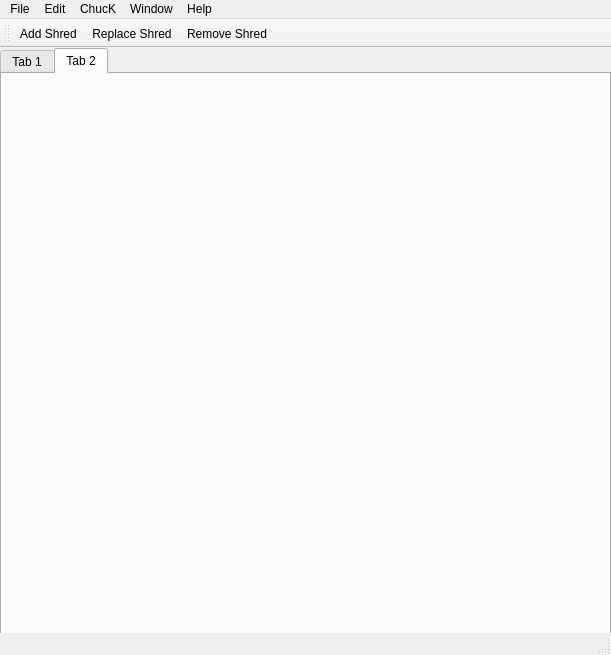
This is qt/mAMainWindow.ui in ccrma/miniAudicle as Qt 5 draws it before an edit. The edited form follows.
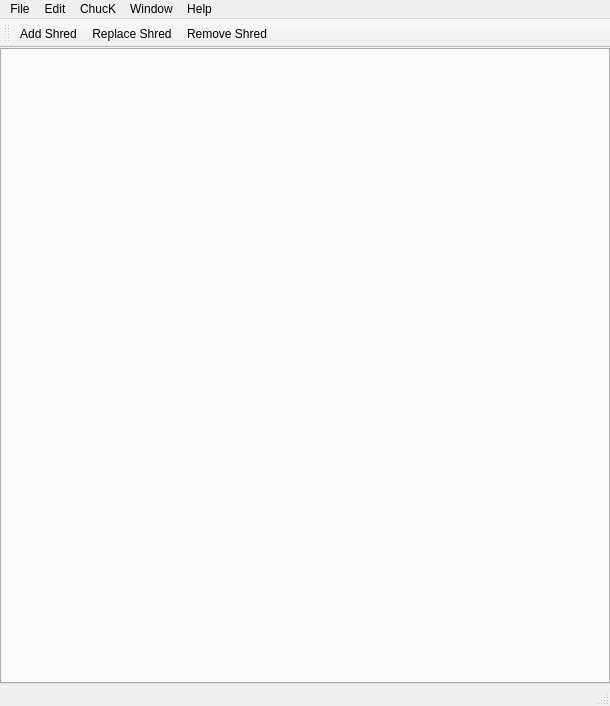
This is the edited form. Icons and pictures are not drawn.

```diff
--- a/qt/mAMainWindow.ui
+++ b/qt/mAMainWindow.ui
@@ -6,10 +6,16 @@
    <rect>
     <x>0</x>
     <y>0</y>
-    <width>611</width>
-    <height>655</height>
+    <width>610</width>
+    <height>706</height>
    </rect>
   </property>
+  <property name="minimumSize">
+   <size>
+    <width>100</width>
+    <height>100</height>
+   </size>
+  </property>
   <property name="windowTitle">
    <string>miniAudicle</string>
   </property>
@@ -18,36 +24,28 @@
     <normaloff>:/icon/miniAudicle.png</normaloff>:/icon/miniAudicle.png</iconset>
   </property>
   <widget class="QWidget" name="centralWidget">
-   <widget class="QTabWidget" name="tabWidget">
-    <property name="geometry">
-     <rect>
-      <x>0</x>
-      <y>0</y>
-      <width>611</width>
-      <height>631</height>
-     </rect>
+   <layout class="QVBoxLayout" name="verticalLayout_2">
+    <property name="margin">
+     <number>0</number>
     </property>
-    <property name="currentIndex">
-     <number>1</number>
-    </property>
-    <widget class="QWidget" name="tab">
-     <attribute name="title">
-      <string>Tab 1</string>
-     </attribute>
-    </widget>
-    <widget class="QWidget" name="tab_2">
-     <attribute name="title">
-      <string>Tab 2</string>
-     </attribute>
-    </widget>
-   </widget>
+    <item>
+     <widget class="QTabWidget" name="tabWidget">
+      <property name="tabsClosable">
+       <bool>true</bool>
+      </property>
+      <property name="movable">
+       <bool>true</bool>
+      </property>
+     </widget>
+    </item>
+   </layout>
   </widget>
   <widget class="QMenuBar" name="menuBar">
    <property name="geometry">
     <rect>
      <x>0</x>
      <y>0</y>
-     <width>611</width>
+     <width>610</width>
      <height>22</height>
     </rect>
    </property>
```
Left out of the diff: 55 changed lines with no effect on the pictures.
